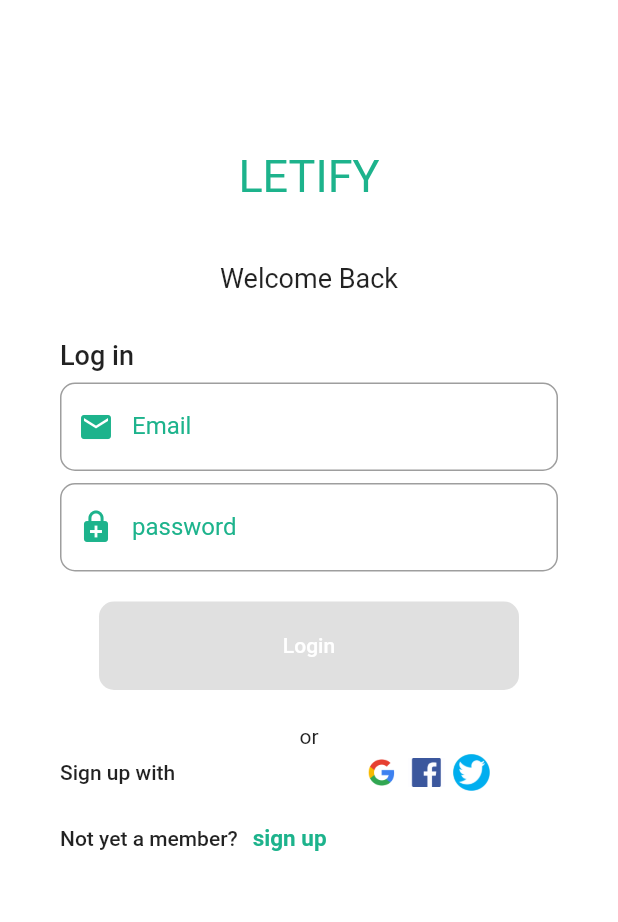
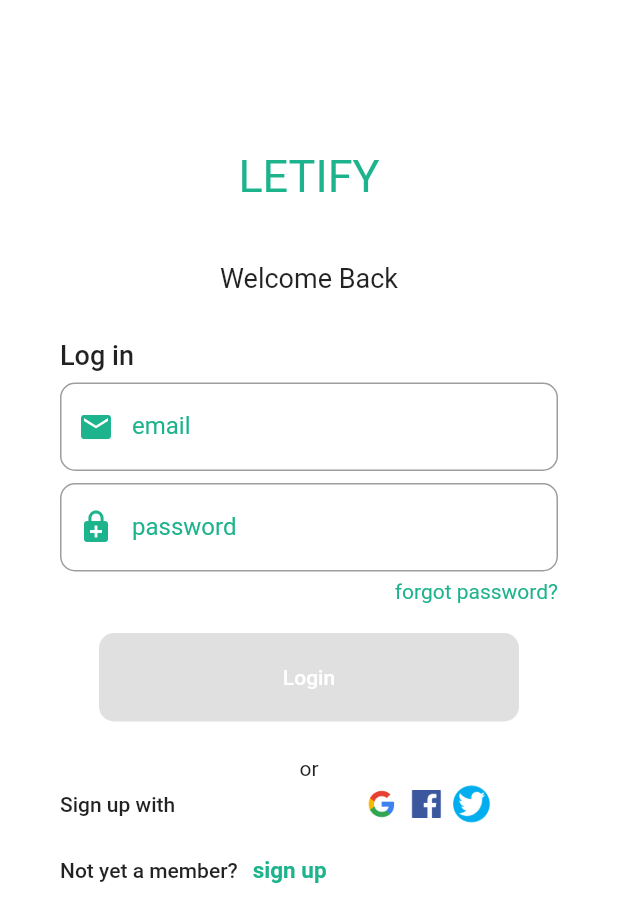
Before and after one commit to SkimZconceited/letify, a Flutter app: the screen it shows after launch, after a tap on "sign up", after a tap on "log in", on a phone screen of 412 x 824 dp. Shown: the top 922 px of the screen. Run offline on Flutter 3.47's test engine with Material 2 defaults, Android fonts, the phone set to English and light mode, and no system bars; our stand-ins replace cloud_firestore, firebase_auth, rxdart; accounts and stored records are empty.

Commit message:
second auth commit

```diff
--- a/lib/screens/login/login.dart
+++ b/lib/screens/login/login.dart
@@ -1,13 +1,13 @@
 import 'package:flutter/material.dart';
 import 'package:letify/widgets/indicator.dart';
 import 'package:letify/models/user.dart';
-import 'package:letify/widgets/email_field.dart';
-import 'package:letify/widgets/password_field.dart';
 import 'package:letify/services/blocs/user_provider.dart';
 import 'package:letify/utils/theme.dart';
 import 'package:letify/widgets/auth_api.dart';
 import 'login_button.dart';
 import 'package:letify/widgets/auth_row.dart';
+import 'package:letify/widgets/build_field.dart';
+import 'package:letify/widgets/auth_container.dart';
 
 class Login extends StatefulWidget {
   //switch up between login and register
@@ -60,54 +60,73 @@ class _LoginState extends State<Login> {
             child: Column(
             children: [
               //letify text
-              Container(
+              AuthContainer(
                 alignment: Alignment.topCenter,
                 padding: EdgeInsets.only(top: 100, bottom: 10),
-                child: Text(
-                  'LETIFY',
+                text: "LETIFY",
                 style: Theme.of(context)
                     .textTheme
                     .headline5
                     .copyWith(fontSize: 30),
               ),
-              ),
-              Container(
+              //welcome back text
+              AuthContainer(
                 alignment: Alignment.topCenter,
                 padding: EdgeInsets.only(top: 30, bottom: 20),
-                child: Text(
-                  'Welcome Back',
+                text: "Welcome Back",
                 style: Theme.of(context)
                     .textTheme
                     .bodyText1
                     .copyWith(fontSize: 18, fontWeight: FontWeight.w400),
               ),
-              ),
               //log in text
-              Container(
+              AuthContainer(
                 alignment: Alignment.topLeft,
                 padding: EdgeInsets.only(top: 10, left: 40),
-                child: Text(
-                  'Log in',
+                text: "Log in",
                 style: Theme.of(context)
                     .textTheme
                     .bodyText1
                     .copyWith(fontSize: 18),
               ),
-              ),
+              //log in form
               Form(
                 key: _formKey,
                 child: Column(children: [
                   //email field
-                  buildEmailField(
-                    bloc: bloc,
+                  Padding(
+                    padding: const EdgeInsets.only(top: 8, right: 40, left: 40),
+                    child: buildfield(
+                        stream: bloc.email,
+                        sink: bloc.emailSink,
+                        context: context,
                         controller: emailController,
-                    context: context,
+                        obscure: false,
+                        labelText: 'email',
+                        textInputType: TextInputType.emailAddress,
+                        icon: Icons.email),
                   ),
                   //password field
-                  buildPasswordField(
-                    bloc: bloc,
+                  Padding(
+                    padding: const EdgeInsets.only(top: 8, right: 40, left: 40),
+                    child: buildfield(
+                        stream: bloc.password,
+                        sink: bloc.passwordSink,
+                        context: context,
                         controller: passwordController,
-                    context: context,
+                        obscure: true,
+                        labelText: 'password',
+                        textInputType: null,
+                        icon: Icons.enhanced_encryption),
+                  ),
+                  GestureDetector(
+                    child: AuthContainer(
+                      alignment: Alignment.topRight,
+                      padding: EdgeInsets.only(top: 5, right: 40),
+                      text: 'forgot password?',
+                      style: TextStyle(color: letifyGreen),
+                    ),
+                    onTap: null,
                   ),
                   //log in button
                   buildLoginButton(
@@ -116,16 +135,17 @@ class _LoginState extends State<Login> {
                     login: login,
                   ),
                   //error text
-                  Container(
+                  AuthContainer(
+                    alignment: null,
                     padding: EdgeInsets.all(1),
-                      child: Text(
-                        error,
+                    text: error,
                     style: TextStyle(color: letifyPink),
-                      )),
+                  ),
                   //or text
-                  Padding(
+                  AuthContainer(
+                    alignment: null,
                     padding: EdgeInsets.all(1),
-                    child: Text('or'),
+                    text: 'or',
                   ),
                   //log in with and log in api's
                   buildAuthApi(context: context, text: "Sign up with"),
@@ -147,11 +167,11 @@ class _LoginState extends State<Login> {
   login(UserBloc bloc, BuildContext context) async {
     //show progress indicator
     setState(() => showIndicator = true);
-    //login user
-    User user = await bloc.signInWithEmailAndPassword();
     //clear fields
     emailController.clear();
     passwordController.clear();
+    //login user with email and password
+    User user = await bloc.signInWithEmailAndPassword();
     //if login fails
     if (user == null) {
       setState(() {
--- a/lib/screens/register/register.dart
+++ b/lib/screens/register/register.dart
@@ -1,11 +1,10 @@
 import 'package:flutter/material.dart';
 import 'package:letify/services/blocs/user_provider.dart';
 import 'package:letify/widgets/auth_api.dart';
-import 'package:letify/widgets/name_field.dart';
-import 'package:letify/widgets/email_field.dart';
-import 'package:letify/widgets/phone_field.dart';
 import 'continue_button.dart';
 import 'package:letify/widgets/auth_row.dart';
+import 'package:letify/widgets/build_field.dart';
+import 'package:letify/widgets/auth_container.dart';
 
 class Register extends StatefulWidget {
   //switch up between login and register
@@ -57,46 +56,61 @@ class _RegisterState extends State<Register> {
       child: Column(
         children: [
           //letify text
-          Container(
+          AuthContainer(
             alignment: Alignment.topCenter,
             padding: EdgeInsets.only(top: 100, bottom: 50),
-            child: Text(
-              'LETIFY',
-              style:
-                  Theme.of(context).textTheme.headline5.copyWith(fontSize: 30),
-            ),
+            text: "LETIFY",
+            style: Theme.of(context).textTheme.headline5.copyWith(fontSize: 30),
           ),
           //register in text
-          Container(
+          AuthContainer(
             alignment: Alignment.topLeft,
             padding: EdgeInsets.only(top: 10, left: 40),
-            child: Text(
-              'Sign up',
-              style:
-                  Theme.of(context).textTheme.bodyText1.copyWith(fontSize: 18),
+            text: "Sign up",
+            style: Theme.of(context).textTheme.bodyText1.copyWith(fontSize: 18),
           ),
-          ),
-          //form
+          //sign up form
           Form(
             key: _formKey,
             child: Column(children: [
               //fullname field
-              buildNameField(
-                bloc: bloc,
+              Padding(
+                padding: const EdgeInsets.only(top: 20, right: 40, left: 40),
+                child: buildfield(
+                    stream: bloc.name,
+                    sink: bloc.nameSink,
                     context: context,
                     controller: nameController,
+                    obscure: false,
+                    labelText: 'full name',
+                    textInputType: null,
+                    icon: Icons.perm_identity),
               ),
               //phone number field
-              buildPhoneField(
-                bloc: bloc,
+              Padding(
+                padding: const EdgeInsets.only(top: 8, right: 40, left: 40),
+                child: buildfield(
+                    stream: bloc.phone,
+                    sink: bloc.phoneSink,
                     context: context,
                     controller: phoneController,
+                    obscure: false,
+                    labelText: 'phone number',
+                    textInputType: TextInputType.number,
+                    icon: Icons.phone),
               ),
               //email field
-              buildEmailField(
-                bloc: bloc,
+              Padding(
+                padding: const EdgeInsets.only(top: 8, right: 40, left: 40),
+                child: buildfield(
+                    stream: bloc.email,
+                    sink: bloc.emailSink,
                     context: context,
                     controller: emailController,
+                    obscure: false,
+                    labelText: 'email',
+                    textInputType: TextInputType.emailAddress,
+                    icon: Icons.email),
               ),
               //continue button
               buildContinueButton(
@@ -105,9 +119,10 @@ class _RegisterState extends State<Register> {
                 clearText: clearText,
               ),
               //or text
-              Padding(
+              AuthContainer(
+                alignment: null,
                 padding: EdgeInsets.all(10),
-                child: Text('or'),
+                text: 'or',
               ),
               //sign up with and sign up api's
               buildAuthApi(context: context, text: 'Sign up with'),
--- /dev/null
+++ b/lib/widgets/auth_container.dart
@@ -0,0 +1,20 @@
+import 'package:flutter/material.dart';
+
+class AuthContainer extends StatelessWidget {
+  final Alignment alignment;
+  final EdgeInsets padding;
+  final String text;
+  final TextStyle style;
+  AuthContainer({this.alignment, this.padding, this.style, this.text});
+  @override
+  Widget build(BuildContext context) {
+    return Container(
+      alignment: alignment,
+      padding: padding,
+      child: Text(
+        text,
+        style: style,
+      ),
+    );
+  }
+}
--- /dev/null
+++ b/lib/widgets/build_field.dart
@@ -0,0 +1,41 @@
+import 'package:flutter/material.dart';
+import 'package:letify/utils/theme.dart';
+
+Widget buildfield(
+    {BuildContext context,
+    Stream<String> stream,
+    Function sink,
+    TextEditingController controller,
+    bool obscure,
+    String labelText,
+    IconData icon,
+    TextInputType textInputType}) {
+  return StreamBuilder<String>(
+    stream: stream,
+    builder: (context, AsyncSnapshot<String> snapshot) {
+      return TextFormField(
+        controller: controller,
+        onChanged: sink,
+        cursorColor: letifyGreen,
+        obscureText: obscure == true ? true : false,
+        keyboardType: textInputType,
+        decoration: InputDecoration(
+          labelText: labelText,
+          labelStyle: TextStyle(color: letifyGreen),
+          errorText: snapshot.error,
+          focusedBorder: OutlineInputBorder(
+            borderSide: BorderSide(color: letifyGreen),
+            borderRadius: BorderRadius.circular(10),
+          ),
+          border: OutlineInputBorder(
+            borderRadius: BorderRadius.circular(10),
+          ),
+          prefixIcon: Icon(
+            icon,
+            color: letifyGreen,
+          ),
+        ),
+      );
+    },
+  );
+}
--- a/lib/widgets/email_field.dart
+++ /dev/null
@@ -1,35 +0,0 @@
-import 'package:flutter/material.dart';
-import 'package:letify/services/blocs/user_bloc.dart';
-import 'package:letify/utils/theme.dart';
-
-Widget buildEmailField(
-    {UserBloc bloc, BuildContext context, TextEditingController controller}) {
-  return Padding(
-    padding: const EdgeInsets.only(top: 8, right: 40, left: 40),
-    child: StreamBuilder<String>(
-        stream: bloc.email,
-        builder: (context, AsyncSnapshot<String> snapshot) {
-          return TextFormField(
-            controller: controller,
-            onChanged: bloc.emailSink,
-            cursorColor: letifyGreen,
-            keyboardType: TextInputType.emailAddress,
-            decoration: InputDecoration(
-                errorText: snapshot.error,
-                labelText: 'Email',
-                labelStyle: TextStyle(color: letifyGreen),
-                focusedBorder: OutlineInputBorder(
-                  borderSide: BorderSide(color: letifyGreen),
-                  borderRadius: BorderRadius.circular(10),
-                ),
-                border: OutlineInputBorder(
-                  borderRadius: BorderRadius.circular(10),
-                ),
-                prefixIcon: Icon(
-                  Icons.email,
-                  color: letifyGreen,
-                )),
-          );
-        }),
-  );
-}
--- a/lib/widgets/name_field.dart
+++ /dev/null
@@ -1,34 +0,0 @@
-import 'package:flutter/material.dart';
-import 'package:letify/services/blocs/user_bloc.dart';
-import 'package:letify/utils/theme.dart';
-
-Widget buildNameField(
-    {UserBloc bloc, BuildContext context, TextEditingController controller}) {
-  return Padding(
-    padding: const EdgeInsets.only(top: 20, right: 40, left: 40),
-    child: StreamBuilder<String>(
-        stream: bloc.name,
-        builder: (context, AsyncSnapshot<String> snapshot) {
-          return TextFormField(
-            controller: controller,
-            onChanged: bloc.nameSink,
-            cursorColor: letifyGreen,
-            decoration: InputDecoration(
-                errorText: snapshot.error,
-                labelText: 'Full name',
-                labelStyle: TextStyle(color: letifyGreen),
-                focusedBorder: OutlineInputBorder(
-                  borderSide: BorderSide(color: letifyGreen),
-                  borderRadius: BorderRadius.circular(10),
-                ),
-                border: OutlineInputBorder(
-                  borderRadius: BorderRadius.circular(10),
-                ),
-                prefixIcon: Icon(
-                  Icons.perm_identity,
-                  color: letifyGreen,
-                )),
-          );
-        }),
-  );
-}
--- a/lib/widgets/password_field.dart
+++ /dev/null
@@ -1,36 +0,0 @@
-import 'package:flutter/material.dart';
-import 'package:letify/services/blocs/user_bloc.dart';
-import 'package:letify/utils/theme.dart';
-
-Widget buildPasswordField(
-    {UserBloc bloc, BuildContext context, TextEditingController controller}) {
-  return Padding(
-    padding: const EdgeInsets.only(top: 8, right: 40, left: 40),
-    child: StreamBuilder<String>(
-        stream: bloc.password,
-        builder: (context, AsyncSnapshot<String> snapshot) {
-          return TextFormField(
-            controller: controller,
-            onChanged: bloc.passwordSink,
-            cursorColor: letifyGreen,
-            obscureText: true,
-            decoration: InputDecoration(
-              labelText: 'password',
-              labelStyle: TextStyle(color: letifyGreen),
-              errorText: snapshot.error,
-              focusedBorder: OutlineInputBorder(
-                borderSide: BorderSide(color: letifyGreen),
-                borderRadius: BorderRadius.circular(10),
-              ),
-              border: OutlineInputBorder(
-                borderRadius: BorderRadius.circular(10),
-              ),
-              prefixIcon: Icon(
-                Icons.enhanced_encryption,
-                color: letifyGreen,
-              ),
-            ),
-          );
-        }),
-  );
-}
--- a/lib/widgets/phone_field.dart
+++ /dev/null
@@ -1,35 +0,0 @@
-import 'package:flutter/material.dart';
-import 'package:letify/services/blocs/user_bloc.dart';
-import 'package:letify/utils/theme.dart';
-
-Widget buildPhoneField(
-    {UserBloc bloc, BuildContext context, TextEditingController controller}) {
-  return Padding(
-    padding: const EdgeInsets.only(top: 8, right: 40, left: 40),
-    child: StreamBuilder<String>(
-        stream: bloc.phone,
-        builder: (context, AsyncSnapshot<String> snapshot) {
-          return TextFormField(
-            controller: controller,
-            onChanged: bloc.phoneSink,
-            cursorColor: letifyGreen,
-            keyboardType: TextInputType.phone,
-            decoration: InputDecoration(
-                errorText: snapshot.error,
-                labelText: 'Phone number',
-                labelStyle: TextStyle(color: letifyGreen),
-                focusedBorder: OutlineInputBorder(
-                  borderSide: BorderSide(color: letifyGreen),
-                  borderRadius: BorderRadius.circular(10),
-                ),
-                border: OutlineInputBorder(
-                  borderRadius: BorderRadius.circular(10),
-                ),
-                prefixIcon: Icon(
-                  Icons.phone,
-                  color: letifyGreen,
-                )),
-          );
-        }),
-  );
-}
```
Also changed, not shown: lib/screens/register/continue.dart (+39 -19 lines), lib/services/auth.dart (+13 -19 lines), lib/services/blocs/user_bloc.dart (+12 -8 lines), lib/widgets/confirm_password_field.dart (deleted, +0 -36 lines), lib/widgets/username_field.dart (deleted, +0 -34 lines). Lines whose indentation alone changed are shown as unchanged.
